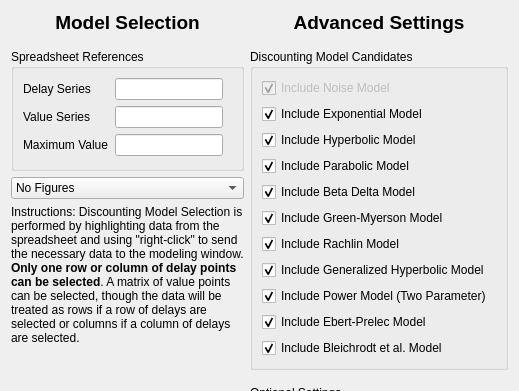
Qt form Dialogs/discountingmodelselectioned50dialog.ui (miyamot0/ModelSelectorQt) before a commit; both pictures show x 0 to 519 and y 0 to 391 of the 519 by 629 pixel window.
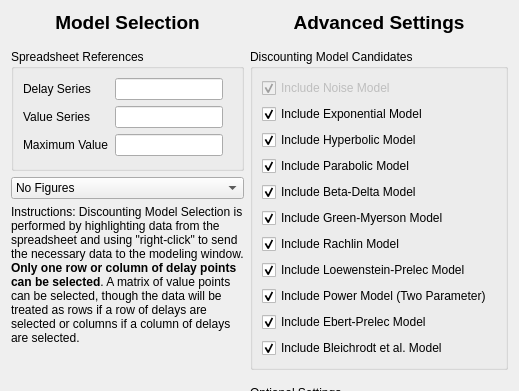
The same form after that commit.

```diff
--- a/Dialogs/discountingmodelselectioned50dialog.ui
+++ b/Dialogs/discountingmodelselectioned50dialog.ui
@@ -285,7 +285,7 @@
           <item>
            <widget class="QCheckBox" name="checkBoxQuasiHyperbolic">
             <property name="text">
-             <string>Include Beta Delta Model</string>
+             <string>Include Beta-Delta Model</string>
             </property>
             <property name="checked">
              <bool>true</bool>
@@ -315,7 +315,7 @@
           <item>
            <widget class="QCheckBox" name="checkBoxGeneralizedHyper">
             <property name="text">
-             <string>Include Generalized Hyperbolic Model</string>
+             <string>Include Loewenstein-Prelec Model</string>
             </property>
             <property name="checked">
              <bool>true</bool>
```
